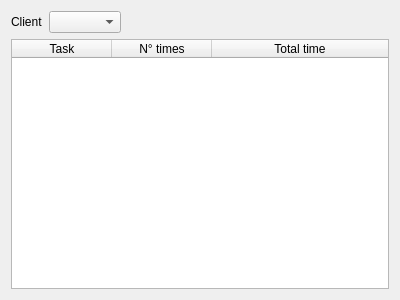
Old version of the form ui/dialogTasksClients.ui in the repository Patriciasc/WHCH.
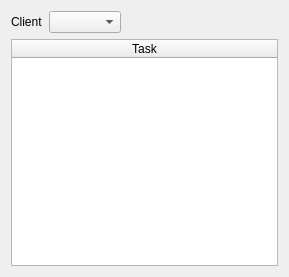
New version of the form.

Commit message: Added "Start" and "Stop" buttons for making the UI more usable.

Patch:
```diff
--- a/ui/dialogTasksClients.ui
+++ b/ui/dialogTasksClients.ui
@@ -9,8 +9,8 @@
    <rect>
     <x>0</x>
     <y>0</y>
-    <width>400</width>
-    <height>300</height>
+    <width>289</width>
+    <height>277</height>
    </rect>
   </property>
   <property name="maximumSize">
@@ -90,16 +90,6 @@
          <string>Task</string>
         </property>
        </column>
-       <column>
-        <property name="text">
-         <string>N° times</string>
-        </property>
-       </column>
-       <column>
-        <property name="text">
-         <string>Total time</string>
-        </property>
-       </column>
       </widget>
      </item>
     </layout>
```
The commit also changes 3 other files.
